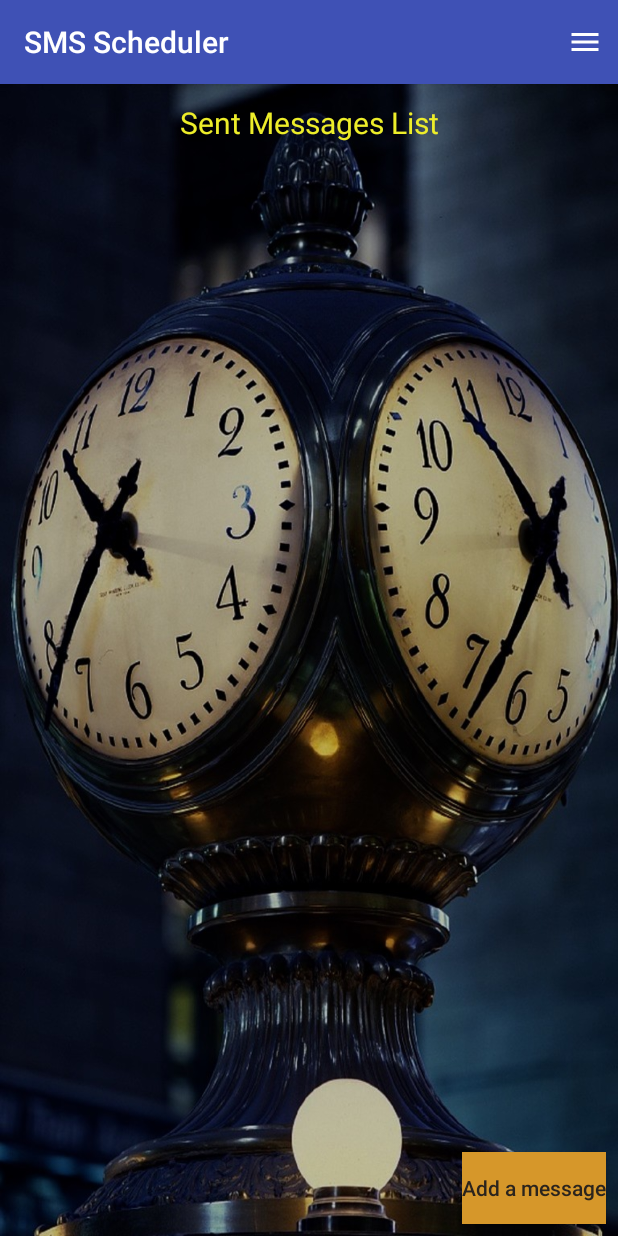
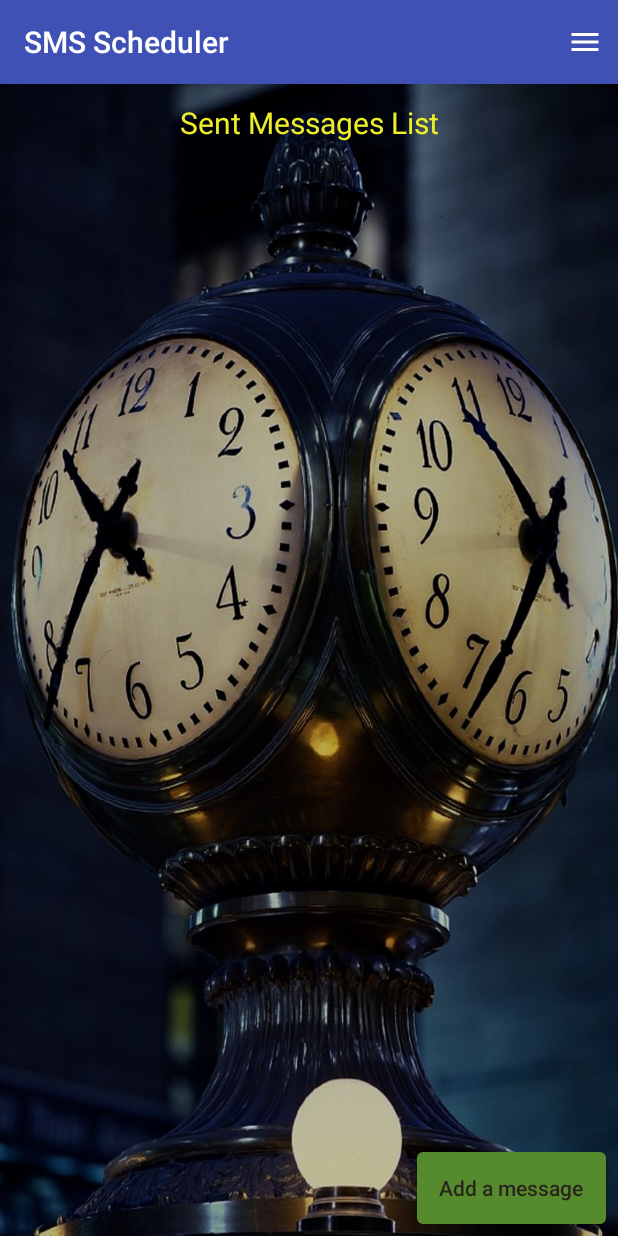
Before and after one commit to Itay-kun/AndroidProject, an Android app: the screen it shows after launch (MainActivity), on a phone screen of 412 x 824 dp. Run offline under Robolectric (Android 15) with nearby library versions, the phone set to English and light mode, and no system bars; our stand-ins replace Firebase (no records; nobody signed in at launch, a user with empty details on screens opened directly).

Commit message:
added padding and background color to list items

```diff
--- a/app/build.gradle
+++ b/app/build.gradle
@@ -6,7 +6,7 @@ android {
         applicationId "hackeru.talg.edu.androidproject"
         minSdkVersion 21
         targetSdkVersion 27
-        versionCode 2
+        versionCode 3
         versionName "1.1"
         testInstrumentationRunner "android.support.test.runner.AndroidJUnitRunner"
     }
--- /dev/null
+++ b/app/src/main/res/drawable/button.xml
@@ -0,0 +1,24 @@
+<?xml version="1.0" encoding="utf-8"?>
+<selector xmlns:android="http://schemas.android.com/apk/res/android">
+    <item android:state_pressed="true" >
+        <shape android:shape="rectangle"  >
+            <corners android:radius="3dip" />
+            <stroke android:width="1dip" android:color="#558b2c" />
+            <gradient android:angle="-90" android:startColor="#558b2c" android:endColor="#558b2c"  />
+        </shape>
+    </item>
+    <item android:state_focused="true">
+        <shape android:shape="rectangle"  >
+            <corners android:radius="3dip" />
+            <stroke android:width="1dip" android:color="#558b2c" />
+            <solid android:color="#558b2c"/>
+        </shape>
+    </item>
+    <item >
+        <shape android:shape="rectangle"  >
+            <corners android:radius="3dip" />
+            <stroke android:width="1dip" android:color="#558b2c" />
+            <gradient android:angle="-90" android:startColor="#558b2c" android:endColor="#558b2c" />
+        </shape>
+    </item>
+</selector>
--- a/app/src/main/res/layout/content_main.xml
+++ b/app/src/main/res/layout/content_main.xml
@@ -38,11 +38,11 @@
 
     <Button
         android:id="@+id/btnAddMessage"
-        android:layout_width="wrap_content"
+        android:layout_width="20mm"
         android:layout_height="wrap_content"
         android:layout_marginBottom="8dp"
         android:layout_marginEnd="8dp"
-        android:background="#d6972a"
+        android:background="@drawable/button"
         android:text="Add a message"
         android:textColor="#2b241d"
         android:textAllCaps="false"
--- a/app/src/main/res/layout/list_item.xml
+++ b/app/src/main/res/layout/list_item.xml
@@ -16,6 +16,8 @@
         android:textColor="#b66542"
         android:textSize="16sp"
         android:textStyle="bold"
+        android:padding="8dp"
+        android:background="#000000"
         app:layout_constraintEnd_toEndOf="parent"
         app:layout_constraintHorizontal_bias="0.471"
         app:layout_constraintStart_toStartOf="parent"
--- a/app/src/main/res/values/strings.xml
+++ b/app/src/main/res/values/strings.xml
@@ -39,7 +39,7 @@
     <string name="action_sms">Send SMS</string>
     <string name="action_sign_in_google">Sign in with Google</string>
     <string name="action_sign_in_facebook">Sign in with Facebook</string>
-    <string name="choose_from_contacts">Choose phone number from Contacts</string>
+    <string name="choose_from_contacts">Contacts</string>
     <string name="title_activity_sign_up">SignUpActivity</string>
     <string name="sign_up">Sign up</string>
     <string name="action_sign_up">Sign up</string>
```
Also changed, not shown: app/src/main/java/hackeru/talg/edu/androidproject/LoginActivity.java (+10 -6 lines).
